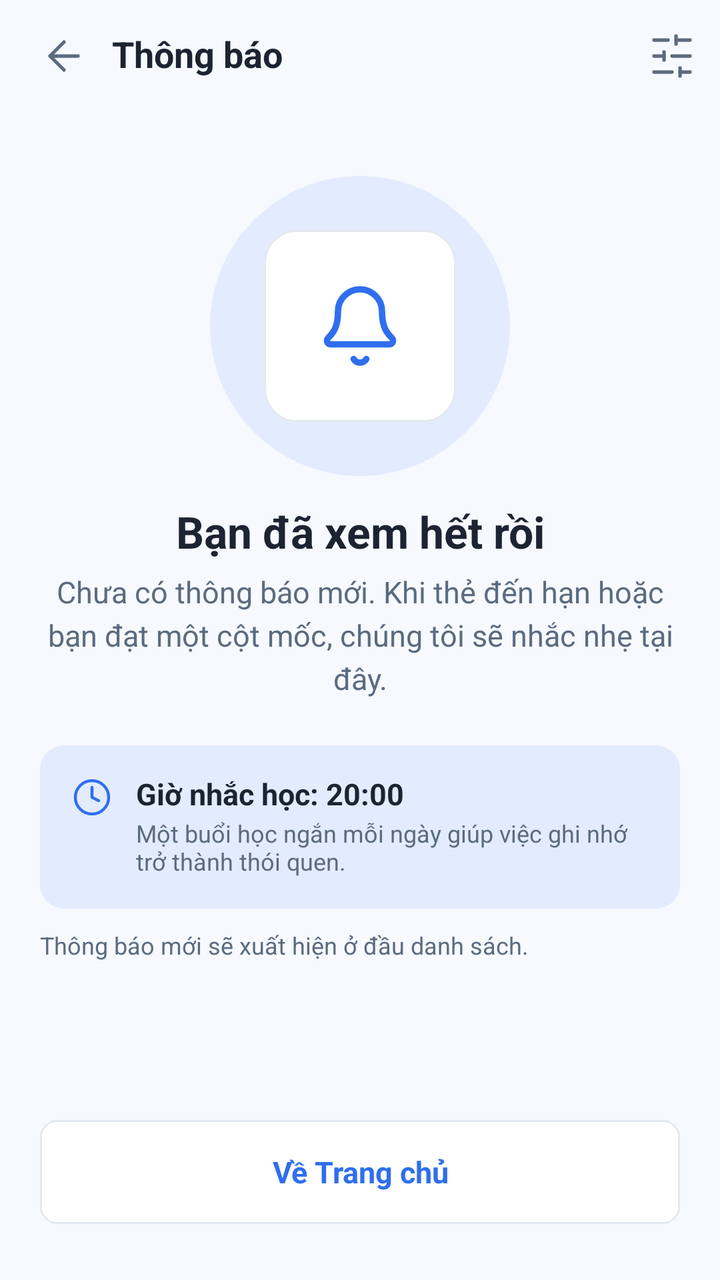
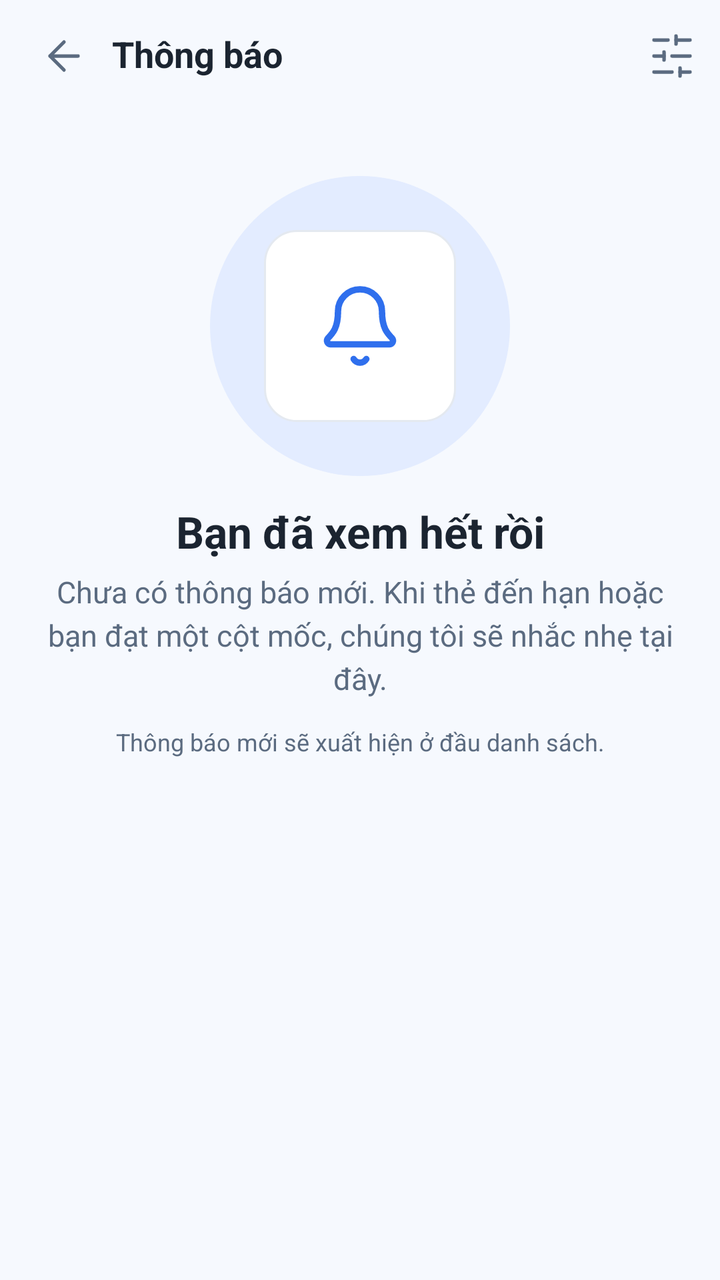

An Android layout rendered at two revisions. The XML below is the earlier revision; the diff shows what the commit changed to produce the second picture.
<!-- AndroidManifest.xml: application theme Theme.NT118_Project -->
<!-- res/layout/fragment_notifications_empty.xml -->
<?xml version="1.0" encoding="utf-8"?>
<androidx.constraintlayout.widget.ConstraintLayout
    xmlns:android="http://schemas.android.com/apk/res/android"
    xmlns:app="http://schemas.android.com/apk/res-auto"
    android:layout_width="match_parent"
    android:layout_height="match_parent"
    android:background="@color/app_bg">
    <androidx.constraintlayout.widget.Guideline
        android:id="@+id/guideStart"
        android:layout_width="wrap_content"
        android:layout_height="wrap_content"
        android:orientation="vertical"
        app:layout_constraintGuide_percent="@dimen/guide_start" />
    <androidx.constraintlayout.widget.Guideline
        android:id="@+id/guideEnd"
        android:layout_width="wrap_content"
        android:layout_height="wrap_content"
        android:orientation="vertical"
        app:layout_constraintGuide_percent="@dimen/guide_end" />
    <LinearLayout
        android:layout_width="0dp"
        android:layout_height="0dp"
        android:id="@+id/screenColumn"
        app:layout_constraintStart_toStartOf="@id/guideStart"
        app:layout_constraintEnd_toEndOf="@id/guideEnd"
        app:layout_constraintTop_toTopOf="parent"
        android:orientation="vertical"
        app:layout_constraintBottom_toBottomOf="parent">
        <LinearLayout
            android:layout_height="56dp"
            android:layout_width="match_parent"
            android:orientation="horizontal"
            android:gravity="center_vertical">
            <ImageButton
                android:layout_marginStart="8dp"
                style="@style/IconButton"
                android:src="@drawable/ic_arrow_left"
                app:tint="@color/app_text_secondary"
                android:id="@+id/btnBack"
                android:tag="back"
                android:contentDescription="@string/register_13" />
            <TextView
                android:layout_width="0dp"
                android:layout_weight="1"
                android:paddingStart="0dp"
                android:minHeight="48dp"
                android:gravity="center_vertical"
                android:layout_height="wrap_content"
                style="@style/Text.Title"
                android:text="@string/home_19" />
            <ImageButton
                android:id="@+id/btnSettings"
                style="@style/IconButton"
                android:src="@drawable/ic_sliders"
                app:tint="@color/app_text_secondary"
                android:contentDescription="@string/notifications_empty_07" />
        </LinearLayout>
        <androidx.core.widget.NestedScrollView
            android:layout_width="match_parent"
            android:layout_height="0dp"
            android:layout_weight="1"
            android:fillViewport="true">
            <LinearLayout
                android:paddingStart="20dp"
                android:paddingTop="16dp"
                android:paddingEnd="20dp"
                android:paddingBottom="28dp"
                android:layout_width="match_parent"
                android:layout_height="wrap_content"
                android:orientation="vertical">
                <FrameLayout
                    android:layout_width="150dp"
                    android:layout_height="150dp"
                    android:layout_gravity="center"
                    android:layout_marginTop="16dp">
                    <View
                        android:layout_width="150dp"
                        android:layout_height="150dp"
                        android:layout_gravity="center"
                        android:background="@drawable/bg_circle_soft" />
                    <FrameLayout
                        android:layout_width="96dp"
                        android:layout_height="96dp"
                        android:layout_gravity="center"
                        android:background="@drawable/bg_card_big">
                        <ImageView
                            android:layout_gravity="center"
                            android:layout_width="44dp"
                            android:layout_height="44dp"
                            android:src="@drawable/ic_bell"
                            app:tint="@color/app_primary"
                            android:importantForAccessibility="no" />
                    </FrameLayout>
                </FrameLayout>
                <TextView
                    android:textSize="22sp"
                    android:gravity="center"
                    android:layout_marginTop="16dp"
                    android:layout_width="match_parent"
                    android:layout_height="wrap_content"
                    style="@style/Text.Title"
                    android:text="@string/notifications_empty_01" />
                <TextView
                    android:gravity="center"
                    android:layout_marginTop="8dp"
                    android:textColor="@color/app_text_secondary"
                    android:layout_width="match_parent"
                    android:layout_height="wrap_content"
                    style="@style/Text.Body"
                    android:text="@string/notifications_empty_02" />
                <LinearLayout
                    android:background="@drawable/bg_panel"
                    android:padding="16dp"
                    android:layout_marginTop="24dp"
                    android:gravity="top"
                    android:layout_width="match_parent"
                    android:layout_height="wrap_content"
                    android:orientation="horizontal">
                    <ImageView
                        android:layout_width="20dp"
                        android:layout_height="20dp"
                        android:src="@drawable/ic_clock"
                        app:tint="@color/app_primary"
                        android:importantForAccessibility="no" />
                    <LinearLayout
                        android:layout_width="0dp"
                        android:layout_weight="1"
                        android:layout_marginStart="12dp"
                        android:layout_height="wrap_content"
                        android:orientation="vertical">
                        <TextView
                            android:textStyle="bold"
                            android:layout_width="match_parent"
                            android:layout_height="wrap_content"
                            style="@style/Text.Body"
                            android:text="@string/notifications_empty_03" />
                        <TextView
                            android:layout_marginTop="4dp"
                            android:layout_width="match_parent"
                            android:layout_height="wrap_content"
                            style="@style/Text.Caption"
                            android:text="@string/notifications_empty_04" />
                    </LinearLayout>
                </LinearLayout>
                <TextView
                    android:layout_marginTop="12dp"
                    android:layout_width="match_parent"
                    android:layout_height="wrap_content"
                    style="@style/Text.Caption"
                    android:text="@string/notifications_empty_05" />
                <Space
                    android:layout_width="match_parent"
                    android:layout_height="0dp"
                    android:layout_weight="1" />
                <TextView
                    android:layout_marginTop="24dp"
                    style="@style/Button.Outline"
                    android:text="@string/notifications_empty_06"
                    android:tag="nav:home" />
            </LinearLayout>
        </androidx.core.widget.NestedScrollView>
    </LinearLayout>
</androidx.constraintlayout.widget.ConstraintLayout>
<!-- resources referenced by this layout -->
<resources>
  <color name="app_bg">#F6F9FE</color>
  <color name="app_primary">#2F6FED</color>
  <color name="app_text_secondary">#5B6B80</color>
  <item name="guide_end" format="float" type="dimen">1.0</item>
  <item name="guide_start" format="float" type="dimen">0.0</item>
  <!-- drawable bg_card_big (drawable) -->
  <?xml version="1.0" encoding="utf-8"?>
  <shape xmlns:android="http://schemas.android.com/apk/res/android" android:shape="rectangle">
      <solid android:color="@color/app_surface" />
      <stroke android:width="1dp" android:color="@color/app_border" />
      <corners android:radius="16dp" />
  </shape>
  <!-- drawable bg_circle_soft (drawable) -->
  <?xml version="1.0" encoding="utf-8"?>
  <shape xmlns:android="http://schemas.android.com/apk/res/android" android:shape="oval">
      <solid android:color="@color/app_primary_soft" />
  </shape>
  <!-- drawable bg_panel (drawable) -->
  <?xml version="1.0" encoding="utf-8"?>
  <shape xmlns:android="http://schemas.android.com/apk/res/android" android:shape="rectangle">
      <solid android:color="@color/app_primary_soft" />
      <corners android:radius="12dp" />
  </shape>
  <!-- drawable ic_clock (drawable) -->
  <?xml version="1.0" encoding="utf-8"?>
  <vector xmlns:android="http://schemas.android.com/apk/res/android"
      android:width="24dp"
      android:height="24dp"
      android:viewportWidth="24"
      android:viewportHeight="24">
      <path
          android:pathData="M22 12a10 10 0 1 1-20 0 10 10 0 0 1 20 0z"
          android:strokeColor="#FF000000"
          android:strokeWidth="1.75"
          android:strokeLineCap="round"
          android:strokeLineJoin="round" />
      <path
          android:pathData="M12 6v6l4 2"
          android:strokeColor="#FF000000"
          android:strokeWidth="1.75"
          android:strokeLineCap="round"
          android:strokeLineJoin="round" />
  </vector>
  <string name="home_19">Thông báo</string>
  <string name="notifications_empty_01">Bạn đã xem hết rồi</string>
  <string name="notifications_empty_02">Chưa có thông báo mới. Khi thẻ đến hạn hoặc bạn đạt một cột mốc, chúng tôi sẽ nhắc nhẹ tại đây.</string>
  <string name="notifications_empty_03">Giờ nhắc học: 20:00</string>
  <string name="notifications_empty_04">Một buổi học ngắn mỗi ngày giúp việc ghi nhớ trở thành thói quen.</string>
  <string name="notifications_empty_05">Thông báo mới sẽ xuất hiện ở đầu danh sách.</string>
  <string name="notifications_empty_06">Về Trang chủ</string>
  <string name="notifications_empty_07">Cài đặt</string>
  <string name="register_13">Quay lại</string>
  <style name="Button.Outline">
          <item name="android:background">@drawable/bg_field</item>
          <item name="android:textColor">@color/app_primary</item>
      </style>
  <style name="Text.Body">
          <item name="android:textSize">15sp</item>
          <item name="android:lineSpacingExtra">4sp</item>
      </style>
  <style name="Text.Caption">
          <item name="android:textSize">12sp</item>
          <item name="android:textColor">@color/app_text_secondary</item>
      </style>
  <style name="Text.Title">
          <item name="android:textSize">18sp</item>
          <item name="android:textStyle">bold</item>
      </style>
  <style name="Theme.NT118_Project" parent="Base.Theme.NT118_Project" />
  <color name="app_surface">#FFFFFF</color>
  <color name="app_border">#E4E9F0</color>
  <color name="app_primary_soft">#E3ECFF</color>
  <!-- drawable bg_field (drawable) -->
  <?xml version="1.0" encoding="utf-8"?>
  <shape xmlns:android="http://schemas.android.com/apk/res/android" android:shape="rectangle">
      <solid android:color="@color/app_surface" />
      <stroke android:width="1dp" android:color="@color/app_border" />
      <corners android:radius="8dp" />
  </shape>
  <dimen name="icon_button">48dp</dimen>
  <!-- unchanged entries left out for length: 5 -->
</resources>

<!-- the commit's change to res/layout/fragment_notifications_empty.xml (unified diff, before → after) -->
@@ -108,55 +108,13 @@
                     android:layout_height="wrap_content"
                     style="@style/Text.Body"
                     android:text="@string/notifications_empty_02" />
-                <LinearLayout
-                    android:background="@drawable/bg_panel"
-                    android:padding="16dp"
-                    android:layout_marginTop="24dp"
-                    android:gravity="top"
-                    android:layout_width="match_parent"
-                    android:layout_height="wrap_content"
-                    android:orientation="horizontal">
-                    <ImageView
-                        android:layout_width="20dp"
-                        android:layout_height="20dp"
-                        android:src="@drawable/ic_clock"
-                        app:tint="@color/app_primary"
-                        android:importantForAccessibility="no" />
-                    <LinearLayout
-                        android:layout_width="0dp"
-                        android:layout_weight="1"
-                        android:layout_marginStart="12dp"
-                        android:layout_height="wrap_content"
-                        android:orientation="vertical">
-                        <TextView
-                            android:textStyle="bold"
-                            android:layout_width="match_parent"
-                            android:layout_height="wrap_content"
-                            style="@style/Text.Body"
-                            android:text="@string/notifications_empty_03" />
-                        <TextView
-                            android:layout_marginTop="4dp"
-                            android:layout_width="match_parent"
-                            android:layout_height="wrap_content"
-                            style="@style/Text.Caption"
-                            android:text="@string/notifications_empty_04" />
-                    </LinearLayout>
-                </LinearLayout>
                 <TextView
-                    android:layout_marginTop="12dp"
+                    android:layout_marginTop="16dp"
+                    android:gravity="center"
                     android:layout_width="match_parent"
                     android:layout_height="wrap_content"
                     style="@style/Text.Caption"
                     android:text="@string/notifications_empty_05" />
-                <Space
-                    android:layout_width="match_parent"
-                    android:layout_height="0dp"
-                    android:layout_weight="1" />
-                <TextView
-                    android:layout_marginTop="24dp"
-                    style="@style/Button.Outline"
-                    android:text="@string/notifications_empty_06"
-                    android:tag="nav:home" />
             </LinearLayout>
         </androidx.core.widget.NestedScrollView>
     </LinearLayout>
<!-- resource entries referenced after the edit -->
@@ -17,45 +17,12 @@
   <shape xmlns:android="http://schemas.android.com/apk/res/android" android:shape="oval">
       <solid android:color="@color/app_primary_soft" />
   </shape>
-  <!-- drawable bg_panel (drawable) -->
-  <?xml version="1.0" encoding="utf-8"?>
-  <shape xmlns:android="http://schemas.android.com/apk/res/android" android:shape="rectangle">
-      <solid android:color="@color/app_primary_soft" />
-      <corners android:radius="12dp" />
-  </shape>
-  <!-- drawable ic_clock (drawable) -->
-  <?xml version="1.0" encoding="utf-8"?>
-  <vector xmlns:android="http://schemas.android.com/apk/res/android"
-      android:width="24dp"
-      android:height="24dp"
-      android:viewportWidth="24"
-      android:viewportHeight="24">
-      <path
-          android:pathData="M22 12a10 10 0 1 1-20 0 10 10 0 0 1 20 0z"
-          android:strokeColor="#FF000000"
-          android:strokeWidth="1.75"
-          android:strokeLineCap="round"
-          android:strokeLineJoin="round" />
-      <path
-          android:pathData="M12 6v6l4 2"
-          android:strokeColor="#FF000000"
-          android:strokeWidth="1.75"
-          android:strokeLineCap="round"
-          android:strokeLineJoin="round" />
-  </vector>
   <string name="home_19">Thông báo</string>
   <string name="notifications_empty_01">Bạn đã xem hết rồi</string>
   <string name="notifications_empty_02">Chưa có thông báo mới. Khi thẻ đến hạn hoặc bạn đạt một cột mốc, chúng tôi sẽ nhắc nhẹ tại đây.</string>
-  <string name="notifications_empty_03">Giờ nhắc học: 20:00</string>
-  <string name="notifications_empty_04">Một buổi học ngắn mỗi ngày giúp việc ghi nhớ trở thành thói quen.</string>
   <string name="notifications_empty_05">Thông báo mới sẽ xuất hiện ở đầu danh sách.</string>
-  <string name="notifications_empty_06">Về Trang chủ</string>
   <string name="notifications_empty_07">Cài đặt</string>
   <string name="register_13">Quay lại</string>
-  <style name="Button.Outline">
-          <item name="android:background">@drawable/bg_field</item>
-          <item name="android:textColor">@color/app_primary</item>
-      </style>
   <style name="Text.Body">
           <item name="android:textSize">15sp</item>
           <item name="android:lineSpacingExtra">4sp</item>
@@ -72,13 +39,6 @@
   <color name="app_surface">#FFFFFF</color>
   <color name="app_border">#E4E9F0</color>
   <color name="app_primary_soft">#E3ECFF</color>
-  <!-- drawable bg_field (drawable) -->
-  <?xml version="1.0" encoding="utf-8"?>
-  <shape xmlns:android="http://schemas.android.com/apk/res/android" android:shape="rectangle">
-      <solid android:color="@color/app_surface" />
-      <stroke android:width="1dp" android:color="@color/app_border" />
-      <corners android:radius="8dp" />
-  </shape>
   <dimen name="icon_button">48dp</dimen>
   <!-- unchanged entries left out for length: 5 -->
 </resources>
